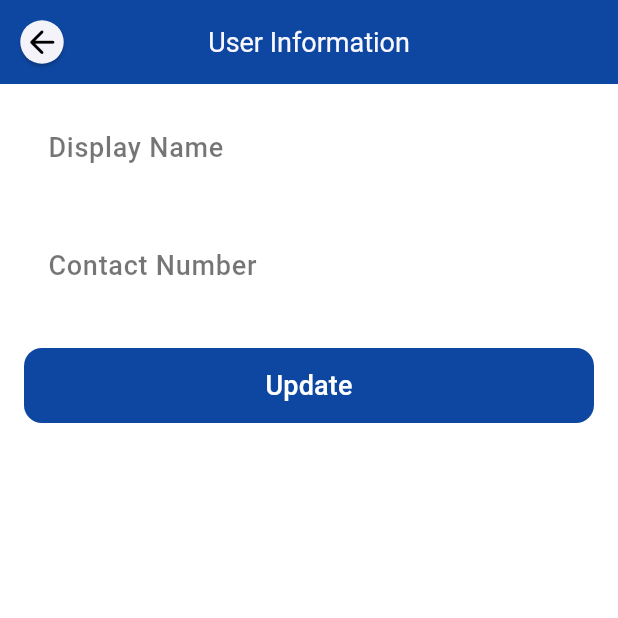
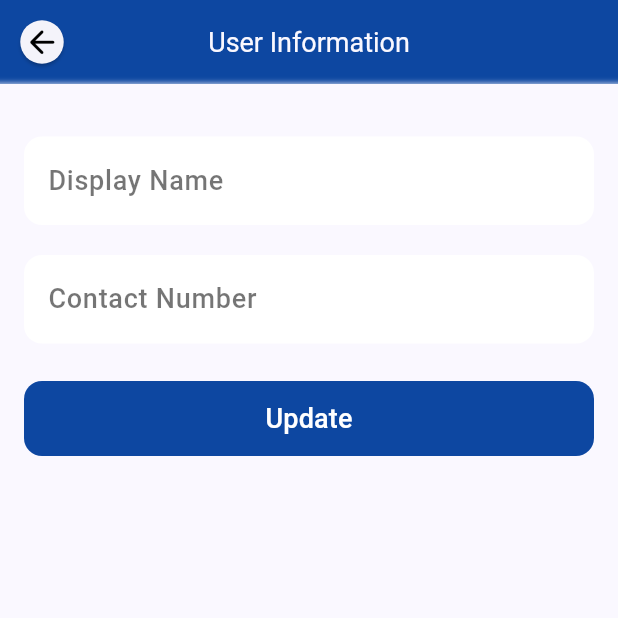
Before and after one commit to nabeelkhan16/fyp, a Flutter app: the HomeScreenNavigator screen opened directly, item 3 of the bottom bar chosen, after a tap on "User Information", on a phone screen of 412 x 824 dp, the top half of it. Run offline on Flutter 3.47's test engine with Material 2 defaults, Android fonts, the phone set to English and light mode, and no system bars; our stand-ins replace cached_network_image, cloud_firestore, firebase_auth, firebase_core, firebase_storage, flutter_bloc and 2 more; accounts and stored records are empty; network calls fail.

```diff
--- /dev/null
+++ b/lib/models/bin_model.dart
@@ -0,0 +1,4 @@
+class BinModel{
+
+
+}
--- a/lib/screens/home/home_screen.dart
+++ b/lib/screens/home/home_screen.dart
@@ -1,6 +1,4 @@
 import 'package:flutter/material.dart';
-import 'package:flutter_bloc/flutter_bloc.dart';
-import 'package:trash_collector/blocs/authentication/authentication_bloc.dart';
 import 'package:trash_collector/widgets/app_bar.dart';
 
 class HomeScreen extends StatefulWidget {
@@ -14,17 +12,11 @@ class _HomeScreenState extends State<HomeScreen> {
   @override
   Widget build(BuildContext context) {
     return Scaffold(
-      appBar: GlobalAppBar(context,
-          title: 'Home',
-          leading: false,
-          trallingWidget: IconButton(
-              onPressed: () {
-                BlocProvider.of<AuthenticationBloc>(context).add(AuthenticationLogout());
-              },
-              icon: const Icon(
-                Icons.logout,
-                color: Colors.white,
-              ))),
+      appBar: GlobalAppBar(
+        context,
+        title: 'Home',
+        leading: false,
+      ),
     );
   }
 }
--- a/lib/screens/home_screen_navigator.dart
+++ b/lib/screens/home_screen_navigator.dart
@@ -33,8 +33,8 @@ class _HomeScreenNavigatorState extends State<HomeScreenNavigator> {
             label: 'Home',
           ),
           BottomNavigationBarItem(
-            icon: Icon(Icons.settings),
-            label: 'Settings',
+            icon: Icon(Icons.location_on),
+            label: 'Bins',
           ),
           BottomNavigationBarItem(
             icon: Icon(Icons.person),
--- a/lib/screens/profile/user_information.dart
+++ b/lib/screens/profile/user_information.dart
@@ -7,7 +7,6 @@ import 'package:trash_collector/models/user_model.dart';
 import 'package:trash_collector/widgets/app_bar.dart';
 import 'package:trash_collector/widgets/globle_textFiled.dart';
 import 'package:trash_collector/widgets/primary_button.dart';
-
 
 class UserInformation extends StatefulWidget {
   final bool isFromProfile;
@@ -25,11 +24,10 @@ class _UserInformationState extends State<UserInformation> {
   bool isLoading = false;
   @override
   Widget build(BuildContext context) {
-    return   Scaffold(
-        backgroundColor: Colors.transparent,
+    return Scaffold(
       appBar: GlobalAppBar(context, title: 'User Information', leading: widget.isFromProfile),
       body: Padding(
-          padding: const EdgeInsets.all(8.0),
+        padding: const EdgeInsets.all(8.0).copyWith(top: 30),
         child: StreamBuilder(
             stream: FirebaseFirestore.instance.collection('users').doc(FirebaseAuth.instance.currentUser!.uid).snapshots(),
             builder: (context, AsyncSnapshot snapshot) {
@@ -60,7 +58,6 @@ class _UserInformationState extends State<UserInformation> {
                           });
                           await FirebaseFirestore.instance.collection('users').doc(FirebaseAuth.instance.currentUser!.uid).set(
                               UserModel(
-
                                       email: FirebaseAuth.instance.currentUser!.email,
                                       name: displayNameController.text,
                                       phoneNo: contactNumberController.text)
@@ -84,7 +81,6 @@ class _UserInformationState extends State<UserInformation> {
               return const Center(child: CircularProgressIndicator());
             }),
       ),
-
     );
   }
 }
--- a/lib/screens/sign_up.dart
+++ b/lib/screens/sign_up.dart
@@ -36,7 +36,7 @@ class _SignUpScreenState extends State<SignUpScreen> {
       body: BlocListener<AuthenticationBloc, AuthenticationState>(
         listener: (context, state) {
           if (state is AuthenticationError) ScaffoldMessenger.of(context).showSnackBar(SnackBar(content: Text(state.message)));
-
+          if (state is InCompleteUserProfiling) Navigator.pop(context);
         },
         child: BlocBuilder<AuthenticationBloc, AuthenticationState>(
           builder: (context, state) {
```
Also changed, not shown: lib/blocs/authentication/authentication_bloc.dart (+11 -1 lines), lib/main.dart (+1 -7 lines), lib/screens/login_screen.dart (+12 -0 lines), 1 other file. Lines whose indentation alone changed are shown as unchanged.
